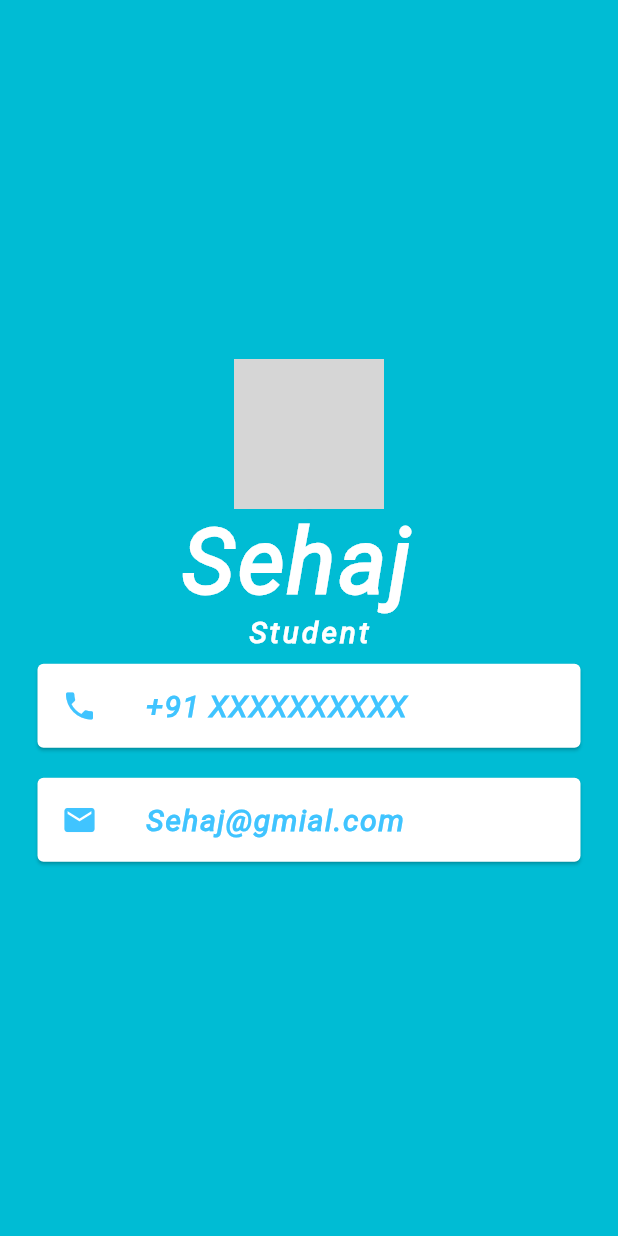
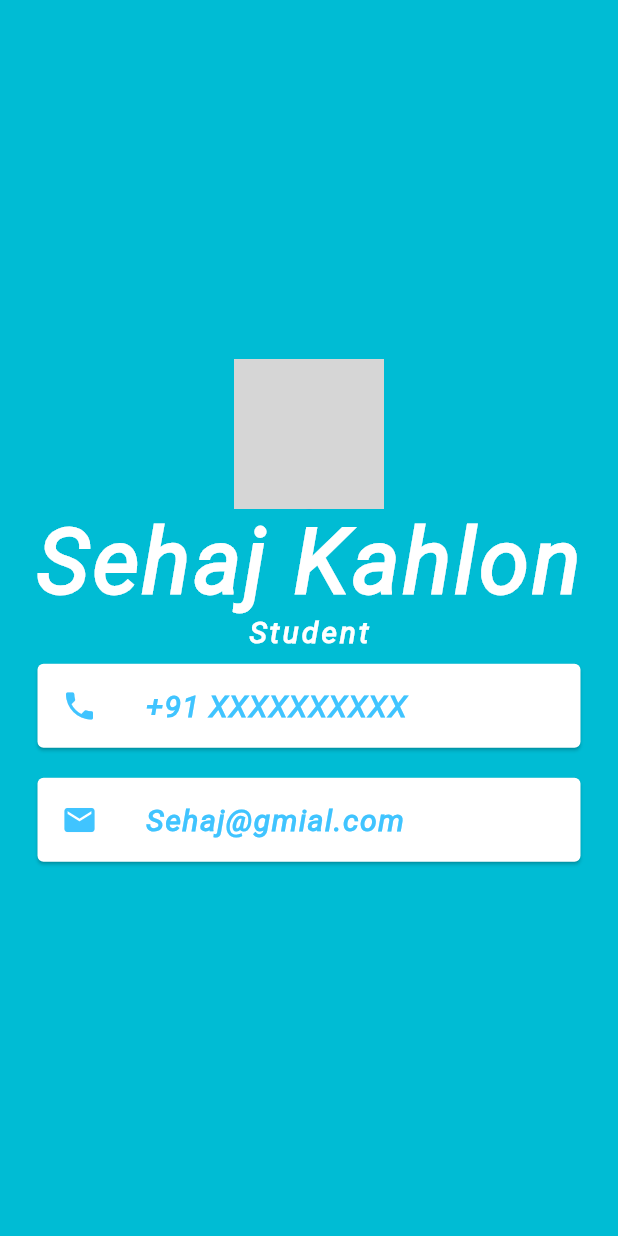
Before and after one commit to Sehaj-kahlon/Intro-App, a Flutter app: the screen it shows after launch, on a phone screen of 412 x 824 dp. Run offline on Flutter 3.47's test engine with Material 2 defaults, Android fonts, the phone set to English and light mode, and no system bars; Roboto replaces fonts that are missing (Roboto-Italic); grey boxes are pictures that could not be loaded.

Commit message:
chnages in name

```diff
--- a/lib/main.dart
+++ b/lib/main.dart
@@ -19,7 +19,7 @@ class MyApp extends StatelessWidget {
                 backgroundImage: AssetImage('images/dummy2.JPG'),
               ),
               Text(
-                'Sehaj ',
+                'Sehaj Kahlon',
                 style: TextStyle(
                     fontFamily: 'Roboto-Italic',
                     fontSize: 60.0,
```
